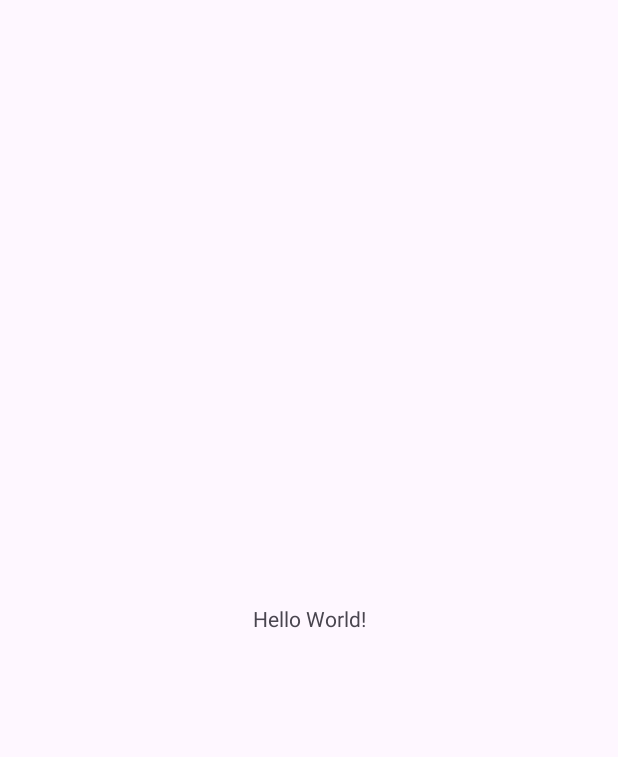
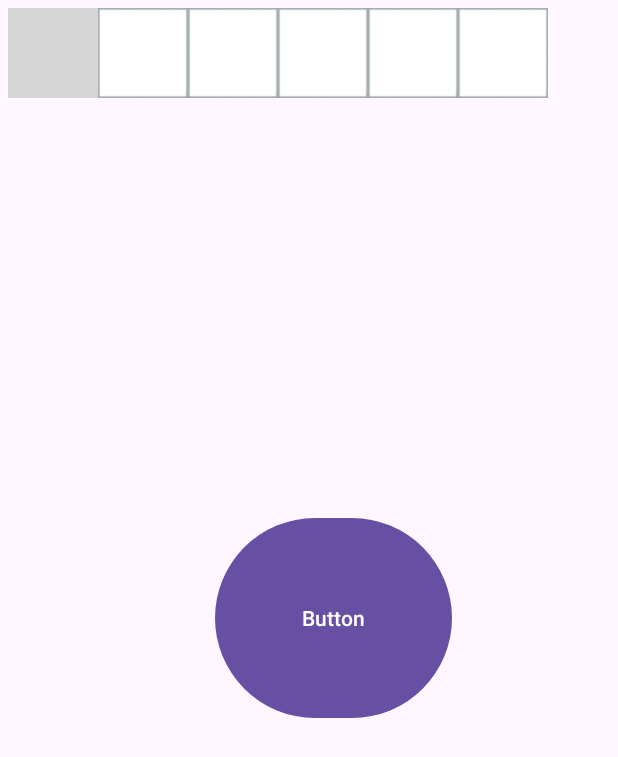
Before and after one commit to Kristallket/CardMatrix, an Android app: the screen it shows after launch (MainActivity), on a phone screen of 412 x 824 dp. Before the commit the part shown is almost empty. Shown: the top 757 px of the screen. Run offline under Robolectric (Android 15) with nearby library versions, the phone set to English and light mode, and no system bars; grey boxes are pictures that could not be loaded.

Commit message:
база
Простейшее движение коробки(я затупил, ведь это должен был быть персонаж XD)

```diff
--- a/app/src/main/java/com/example/cardmatrix/MainActivity.java
+++ b/app/src/main/java/com/example/cardmatrix/MainActivity.java
@@ -1,24 +1,34 @@
 package com.example.cardmatrix;
 
 import android.os.Bundle;
+import android.view.View;
+import android.widget.Button;
+import android.widget.ImageView;
 
-import androidx.activity.EdgeToEdge;
 import androidx.appcompat.app.AppCompatActivity;
-import androidx.core.graphics.Insets;
-import androidx.core.view.ViewCompat;
-import androidx.core.view.WindowInsetsCompat;
 
 public class MainActivity extends AppCompatActivity {
+
+    ImageView box;
+    ImageView plita1;
+    ImageView plita2;
+
+    Button button;
 
     @Override
     protected void onCreate(Bundle savedInstanceState) {
         super.onCreate(savedInstanceState);
-        EdgeToEdge.enable(this);
         setContentView(R.layout.activity_main);
-        ViewCompat.setOnApplyWindowInsetsListener(findViewById(R.id.main), (v, insets) -> {
-            Insets systemBars = insets.getInsets(WindowInsetsCompat.Type.systemBars());
-            v.setPadding(systemBars.left, systemBars.top, systemBars.right, systemBars.bottom);
-            return insets;
+        button = findViewById(R.id.button);
+        box = findViewById(R.id.imageView4);
+        plita1 = findViewById(R.id.plita);
+        plita2 = findViewById(R.id.plita2);
+
+        button.setOnClickListener(new View.OnClickListener() {
+            @Override
+            public void onClick(View v) {
+                box.layout(plita2.getLeft(),plita2.getTop(),plita2.getRight(),plita2.getBottom());
+            }
         });
     }
 }
--- a/app/src/main/res/layout/activity_main.xml
+++ b/app/src/main/res/layout/activity_main.xml
@@ -7,13 +7,79 @@
     android:layout_height="match_parent"
     tools:context=".MainActivity">
 
-    <TextView
-        android:layout_width="wrap_content"
-        android:layout_height="wrap_content"
-        android:text="Hello World!"
+    <ImageView
+        android:id="@+id/plita"
+        android:layout_width="60sp"
+        android:layout_height="60sp"
+        android:layout_marginStart="5dp"
+        android:layout_marginTop="5dp"
+        app:layout_constraintStart_toStartOf="parent"
+        app:layout_constraintTop_toTopOf="parent"
+        app:srcCompat="@drawable/plita" />
+
+    <ImageView
+        android:id="@+id/plita2"
+        android:layout_width="60sp"
+        android:layout_height="60sp"
+        app:layout_constraintBottom_toBottomOf="@+id/plita"
+        app:layout_constraintStart_toEndOf="@+id/plita"
+        app:layout_constraintTop_toTopOf="@+id/plita"
+        app:srcCompat="@drawable/plita" />
+
+    <ImageView
+        android:id="@+id/plita3"
+        android:layout_width="60sp"
+        android:layout_height="60sp"
+        app:layout_constraintBottom_toBottomOf="@+id/plita2"
+        app:layout_constraintStart_toEndOf="@+id/plita2"
+        app:layout_constraintTop_toTopOf="@+id/plita2"
+        app:srcCompat="@drawable/plita" />
+
+    <ImageView
+        android:id="@+id/plita4"
+        android:layout_width="60sp"
+        android:layout_height="60sp"
+        app:layout_constraintBottom_toBottomOf="@+id/plita3"
+        app:layout_constraintStart_toEndOf="@+id/plita3"
+        app:layout_constraintTop_toTopOf="@+id/plita3"
+        app:srcCompat="@drawable/plita" />
+
+    <ImageView
+        android:id="@+id/plita5"
+        android:layout_width="60sp"
+        android:layout_height="60sp"
+        app:layout_constraintBottom_toBottomOf="@+id/plita4"
+        app:layout_constraintStart_toEndOf="@+id/plita4"
+        app:layout_constraintTop_toTopOf="@+id/plita4"
+        app:srcCompat="@drawable/plita" />
+
+    <ImageView
+        android:id="@+id/plita6"
+        android:layout_width="60sp"
+        android:layout_height="60sp"
+        app:layout_constraintBottom_toBottomOf="@+id/plita5"
+        app:layout_constraintStart_toEndOf="@+id/plita5"
+        app:layout_constraintTop_toTopOf="@+id/plita5"
+        app:srcCompat="@drawable/plita" />
+
+    <Button
+        android:id="@+id/button"
+        android:layout_width="158dp"
+        android:layout_height="141dp"
+        android:text="Button"
         app:layout_constraintBottom_toBottomOf="parent"
         app:layout_constraintEnd_toEndOf="parent"
+        app:layout_constraintHorizontal_bias="0.565"
         app:layout_constraintStart_toStartOf="parent"
         app:layout_constraintTop_toTopOf="parent" />
 
+    <ImageView
+        android:id="@+id/imageView4"
+        android:layout_width="60sp"
+        android:layout_height="60sp"
+        app:layout_constraintStart_toStartOf="@+id/plita"
+        app:layout_constraintTop_toTopOf="@+id/plita"
+        app:srcCompat="@drawable/box"
+        />
+
 </androidx.constraintlayout.widget.ConstraintLayout>
```
Also changed, not shown: app/src/main/res/drawable/plita.png (added), app/src/main/res/drawable/start.png (added), 3 other files.
